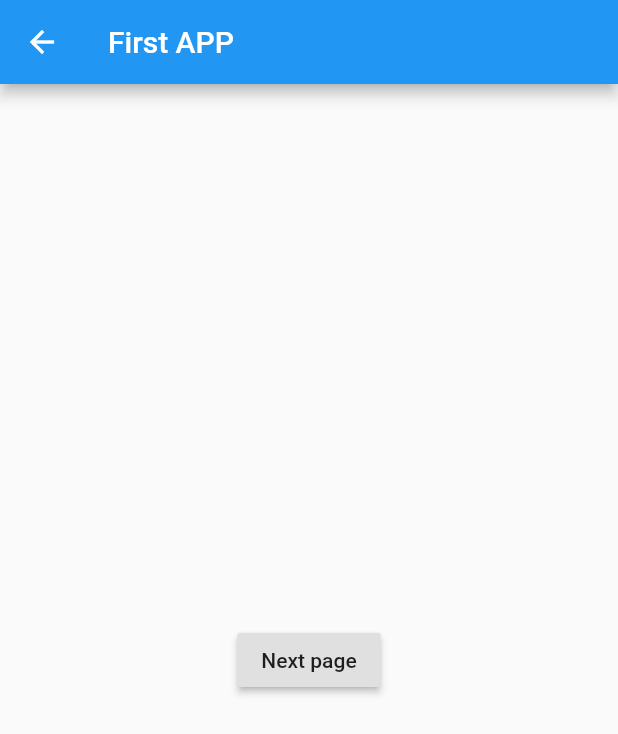
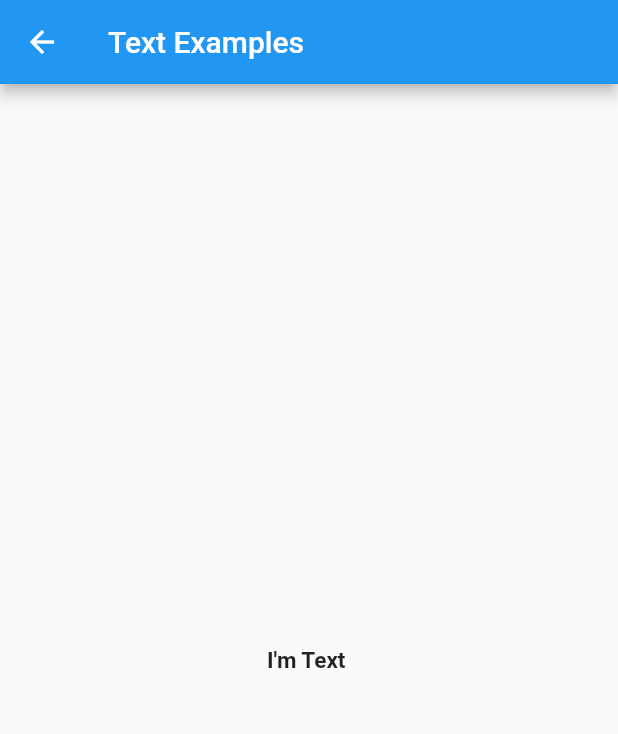
Before and after one commit to pilsogood/flutter, a Flutter app: the screen it shows after launch, after a tap on "Text", on a phone screen of 412 x 824 dp. Shown: the top 734 px of the screen. Run offline on Flutter 3.47's test engine with Material 2 defaults, Android fonts, the phone set to English and light mode, and no system bars; network calls fail.

Commit message:
예제 연습

```diff
--- a/examples/lib/list/Category.dart
+++ b/examples/lib/list/Category.dart
@@ -1,4 +1,36 @@
 import "package:flutter/material.dart";
+
+// 타이틀
+class TitleText extends StatelessWidget {
+	final String text;
+	TitleText(this.text);
+
+	Widget build(context) {
+		return new Row(
+      mainAxisAlignment:  MainAxisAlignment.start,
+      crossAxisAlignment: CrossAxisAlignment.end,
+      children: <Widget>[
+        new Container(
+          height: 35.0,
+          padding: EdgeInsets.all(13.0),
+          child: new Text(text, style: new TextStyle(fontSize: 15.0)),
+        )
+      ],
+    );
+	}
+}
+// 버튼
+class Raised extends StatelessWidget {
+	final String title, link;
+	Raised(this.title, this.link);
+
+	Widget build(context) {
+		return new RaisedButton(
+                onPressed: () => Navigator.pushNamed(context, link),
+                child: new Text(title, style: new TextStyle(fontSize: 13.0)),
+    );
+  }
+}
 
 class Category extends StatelessWidget {
 
@@ -6,259 +38,119 @@ class Category extends StatelessWidget {
   Widget build(BuildContext context) {
     return Scaffold(
       appBar: AppBar(
-          title: new Text("Dialogs Example"),
+          title: new Text("Examples"),
         ),
       body: Column(
         children: <Widget>[
+          new TitleText('Basic'),
           Row(
-            mainAxisAlignment:  MainAxisAlignment.start,
-            crossAxisAlignment: CrossAxisAlignment.end,
+            mainAxisAlignment:  MainAxisAlignment.spaceEvenly,
             children: <Widget>[
-              new Container(
-                height: 35.0,
-                padding: EdgeInsets.all(13.0),
-                child: new Text('Layout'),
-              )
+              new Raised("Text","/text"),
+              new Raised("Icon","/icon"),
+              new Raised("Image","/image"),
+              new Raised("Card","/card"),
             ],
           ),
           Row(
             mainAxisAlignment:  MainAxisAlignment.spaceEvenly,
             children: <Widget>[
-              new RaisedButton(
-                onPressed: () => Navigator.pushNamed(context, '/text'),
-                child: new Text("Text"),
-              ),
-              new RaisedButton(
-                onPressed: () => Navigator.pushNamed(context, '/icon'),
-                child: new Text("Icon"),
-              ),
-              new RaisedButton(
-                onPressed: () => Navigator.pushNamed(context, '/image'),
-                child: new Text("Image"),
-              ),
-              new RaisedButton(
-                onPressed: () => Navigator.pushNamed(context, '/card'),
-                child: new Text("Card"),
-              ),
+              new Raised("IconButton","/iconbutton"),
+              new Raised("Dropdown","/dropdownbutton"),
+              new Raised("PopupMenu","/popupmenubutton"),
             ],
           ),
           Row(
             mainAxisAlignment:  MainAxisAlignment.spaceEvenly,
             children: <Widget>[
-              new RaisedButton(
-                onPressed: () => Navigator.pushNamed(context, '/iconbutton'),
-                child: new Text("IconButton"),
-              ),
-              new RaisedButton(
-                onPressed: () => Navigator.pushNamed(context, '/dropdownbutton'),
-                child: new Text("DropdownButton"),
-              ),
-              new RaisedButton(
-                onPressed: () => Navigator.pushNamed(context, '/popupmenubutton'),
-                child: new Text("PopupMenuButton"),
-              ),
+              new Raised("RaisedButton","/raisedbutton"),
+              new Raised("FlatButton","/flatbutton"),
+              new Raised("FloatingActionButton","/flatactionbutton"),
+            ],
+          ),
+          new TitleText('Basic'),
+          Row(
+            mainAxisAlignment:  MainAxisAlignment.spaceEvenly,
+            children: <Widget>[
+              new Raised("Checkbox","/checkbox"),
+              new Raised("Radio","/radio"),
+              new Raised("Slider","/slider"),
+              new Raised("Switch","/switch"),
             ],
           ),
           Row(
             mainAxisAlignment:  MainAxisAlignment.spaceEvenly,
             children: <Widget>[
-              new RaisedButton(
-                onPressed: () => Navigator.pushNamed(context, '/raisedbutton'),
-                child: new Text("RaisedButton"),
-              ),
-              new RaisedButton(
-                onPressed: () => Navigator.pushNamed(context, '/flatbutton'),
-                child: new Text("FlatButton"),
-              ),
-              new RaisedButton(
-                onPressed: () => Navigator.pushNamed(context, '/flatactionbutton'),
-                child: new Text("FloatingActionButton"),
-              ),
+              new Raised("MaterialApp","/materialapp"),
+              new Raised("Scaffold","/scafford"),
             ],
           ),
           Row(
             mainAxisAlignment:  MainAxisAlignment.spaceEvenly,
             children: <Widget>[
-              new RaisedButton(
-                onPressed: () => Navigator.pushNamed(context, '/checkbox'),
-                child: new Text("Checkbox"),
-              ),
-              new RaisedButton(
-                onPressed: () => Navigator.pushNamed(context, '/radio'),
-                child: new Text("Radio"),
-              ),
-              new RaisedButton(
-                onPressed: () => Navigator.pushNamed(context, '/slider'),
-                child: new Text("Slider"),
-              ),
-              new RaisedButton(
-                onPressed: () => Navigator.pushNamed(context, '/switch'),
-                child: new Text("Switch"),
-              ),
+              new Raised("Container","/container"),
+              new Raised("Stack","/stack"),
+              new Raised("Row","/row"),
+              new Raised("Column","/column"),
             ],
           ),
           Row(
             mainAxisAlignment:  MainAxisAlignment.spaceEvenly,
             children: <Widget>[
-              new RaisedButton(
-                onPressed: () => Navigator.pushNamed(context, '/textfield'),
-                child: new Text("TextField"),
-              ),
-              new RaisedButton(
-                onPressed: () => Navigator.pushNamed(context, '/stack'),
-                child: new Text("Stack"),
-              ),
-              new RaisedButton(
-                onPressed: () => Navigator.pushNamed(context, '/scafford'),
-                child: new Text("Scaffold"),
-              ),
-              new RaisedButton(
-                onPressed: () => Navigator.pushNamed(context, '/sizedbox'),
-                child: new Text("SizedBox"),
-              ),
+              new Raised("TextField","/textfield"),
+              new Raised("SizedBox","/sizedbox"),
+              new Raised("Positioned","/positioned"),
+              new Raised("Padding","/padding"),
             ],
           ),
           Row(
             mainAxisAlignment:  MainAxisAlignment.spaceEvenly,
             children: <Widget>[
-              new RaisedButton(
-                onPressed: () => Navigator.pushNamed(context, '/row'),
-                child: new Text("Row"),
-              ),
-              new RaisedButton(
-                onPressed: () => Navigator.pushNamed(context, '/column'),
-                child: new Text("Column"),
-              ),
-              new RaisedButton(
-                onPressed: () => Navigator.pushNamed(context, '/positioned'),
-                child: new Text("Positioned"),
-              ),
-              new RaisedButton(
-                onPressed: () => Navigator.pushNamed(context, '/padding'),
-                child: new Text("Padding"),
-              ),
+              new Raised("Align","/align"),
+              new Raised("FractionalTranslation","/fractionaltranslation"),
+              new Raised("FractionallySizedBox","/fractionallysizedbox"),
             ],
           ),
           Row(
             mainAxisAlignment:  MainAxisAlignment.spaceEvenly,
             children: <Widget>[
-              new RaisedButton(
-                onPressed: () => Navigator.pushNamed(context, '/align'),
-                child: new Text("Align"),
-              ),
-              new RaisedButton(
-                onPressed: () => Navigator.pushNamed(context, '/fractionaltranslation'),
-                child: new Text("FractionalTranslation"),
-              ),
-              new RaisedButton(
-              onPressed: () => Navigator.pushNamed(context, '/fractionallysizedbox'),
-                child: new Text("FractionallySizedBox"),
-              ),
+              new Raised("Expanded","/expanded"),
+              new Raised("Divider","/divider"),
+              new Raised("Center","/center"),
             ],
           ),
           Row(
             mainAxisAlignment:  MainAxisAlignment.spaceEvenly,
             children: <Widget>[
-              new RaisedButton(
-                onPressed: () => Navigator.pushNamed(context, '/expanded'),
-                child: new Text("Expanded"),
-              ),
-              new RaisedButton(
-                onPressed: () => Navigator.pushNamed(context, '/divider'),
-                child: new Text("Divider"),
-              ),
-              new RaisedButton(
-              onPressed: () => Navigator.pushNamed(context, '/container'),
-                child: new Text("Container"),
-              ),
-              new RaisedButton(
-                onPressed: () => Navigator.pushNamed(context, '/center'),
-                child: new Text("Center"),
-              ),
+              new Raised("AppBar","/appbar"),
+              new Raised("BottomNavigationBar","/bottomnavigationbar"),
+              new Raised("BottomNavigationBarItem","/bottomnavigationbaritem"),
+              new Raised("TabBar","/tabbar"),
             ],
           ),
           Row(
             mainAxisAlignment:  MainAxisAlignment.spaceEvenly,
             children: <Widget>[
-              new RaisedButton(
-                onPressed: () => Navigator.pushNamed(context, '/appbar'),
-                child: new Text("AppBar"),
-              ),
-              new RaisedButton(
-                onPressed: () => Navigator.pushNamed(context, '/bottomnavigationbar'),
-                child: new Text("BottomNavigationBar"),
-              ),
-              new RaisedButton(
-              onPressed: () => Navigator.pushNamed(context, '/bottomnavigationbaritem'),
-                child: new Text("BottomNavigationBarItem"),
-              ),
-              new RaisedButton(
-                onPressed: () => Navigator.pushNamed(context, '/tabbar'),
-                child: new Text("TabBar"),
-              ),
+              new Raised("ClipOval","/clipoval"),
+              new Raised("LinearGradient","/lineargradient"),
+              new Raised("Opacity","/opacity"),
+              new Raised("RadialGradient","/radialgradient"),
             ],
           ),
           Row(
             mainAxisAlignment:  MainAxisAlignment.spaceEvenly,
             children: <Widget>[
-              new RaisedButton(
-                onPressed: () => Navigator.pushNamed(context, '/clipoval'),
-                child: new Text("ClipOval"),
-              ),
-              new RaisedButton(
-                onPressed: () => Navigator.pushNamed(context, '/lineargradient'),
-                child: new Text("LinearGradient"),
-              ),
-              new RaisedButton(
-              onPressed: () => Navigator.pushNamed(context, '/opacity'),
-                child: new Text("Opacity"),
-              ),
-              new RaisedButton(
-                onPressed: () => Navigator.pushNamed(context, '/radialgradient'),
-                child: new Text("RadialGradient"),
-              ),
+              new Raised("RotatedBox","/listview"),
+              new Raised("Theme","/singlechildscrollview"),
+              new Raised("GridViewCount","/gridviewcount"),
+              new Raised("GridViewExtent","/gridviewextent"),
             ],
           ),
           Row(
             mainAxisAlignment:  MainAxisAlignment.spaceEvenly,
             children: <Widget>[
-              new RaisedButton(
-                onPressed: () => Navigator.pushNamed(context, '/rotatedbox'),
-                child: new Text("RotatedBox"),
-              ),
-              new RaisedButton(
-                onPressed: () => Navigator.pushNamed(context, '/theme'),
-                child: new Text("Theme"),
-              ),
-              new RaisedButton(
-              onPressed: () => Navigator.pushNamed(context, '/gridviewcount'),
-                child: new Text("GridViewCount"),
-              ),
-              new RaisedButton(
-                onPressed: () => Navigator.pushNamed(context, '/gridviewextent'),
-                child: new Text("GridViewExtent"),
-              ),
-            ],
-          ),
-          Row(
-            mainAxisAlignment:  MainAxisAlignment.spaceEvenly,
-            children: <Widget>[
-              new RaisedButton(
-                onPressed: () => Navigator.pushNamed(context, '/listview'),
-                child: new Text("ListViewEx"),
-              ),
-              new RaisedButton(
-                onPressed: () => Navigator.pushNamed(context, '/singlechildscrollview'),
-                child: new Text("SingleChildScrollViewEx"),
-              ),
-              new RaisedButton(
-              onPressed: () => Navigator.pushNamed(context, '/gridviewcount'),
-                child: new Text("GridViewCount"),
-              ),
-              new RaisedButton(
-                onPressed: () => Navigator.pushNamed(context, '/gridviewextent'),
-                child: new Text("GridViewExtent"),
-              ),
+              new Raised("ListViewEx","/listview"),
+              new Raised("SingleChildScrollViewEx","/singlechildscrollview"),
             ],
           ),
         ]
--- a/examples/lib/routes/Routes.dart
+++ b/examples/lib/routes/Routes.dart
@@ -51,6 +51,7 @@ import "package:examples/widgets/layout/FractionalTranslationEx.dart";
 import "package:examples/widgets/layout/PaddingEx.dart";
 import "package:examples/widgets/layout/PositionedEx.dart";
 import "package:examples/widgets/layout/ScaffoldEx.dart";
+import "package:examples/widgets/layout/MaterialAppEx.dart";
 import "package:examples/widgets/layout/SizedBoxEx.dart";
 
 import "package:examples/widgets/navigator/AppBarEx.dart";
@@ -113,6 +114,8 @@ final routes = {
 
   '/stack': (BuildContext context) => StackEx(),
   '/scafford': (BuildContext context) => ScaffoldEx(),
+  '/materialapp': (BuildContext context) => MaterialAppEx(),
+
   '/sizedbox': (BuildContext context) => SizedBoxEx(),
   '/row': (BuildContext context) => RowEx(),
   '/column': (BuildContext context) => ColumnEx(),
--- a/examples/lib/widgets/basic/TextEx.dart
+++ b/examples/lib/widgets/basic/TextEx.dart
@@ -5,12 +5,18 @@ class TextEx extends StatelessWidget {
   Widget build(BuildContext context) {
     return Scaffold(
       appBar: AppBar(
-        title: new Text("First APP"),
+        title: new Text("Text Examples"),
       ),
       body: Center(
-        child: RaisedButton(
-          child: Text('Next page'),
-          onPressed: () => Navigator.pushNamed(context, '/second'),
+        child:
+        Text(
+          "I'm Text ",
+          style: new TextStyle(
+            fontFamily: "Roboto",
+            fontSize: 15.0,
+            color: Colors.black87,
+            fontWeight: FontWeight.bold,
+          )
         ),
       )
     );
--- /dev/null
+++ b/examples/lib/widgets/layout/MaterialAppEx.dart
@@ -0,0 +1,16 @@
+import "package:flutter/material.dart";
+import "package:examples/widgets/layout/ScaffoldEx.dart";
+
+class MaterialAppEx extends StatelessWidget {
+  @override
+  Widget build(BuildContext context) {
+    return MaterialApp(
+      title: 'Flutter Examples',
+      theme: ThemeData(
+        primarySwatch: Colors.blue,
+      ),
+        home: ScaffoldEx(),
+        // routes: ,
+    );
+  }
+}
--- a/examples/lib/widgets/layout/ScaffoldEx.dart
+++ b/examples/lib/widgets/layout/ScaffoldEx.dart
@@ -5,14 +5,9 @@ class ScaffoldEx extends StatelessWidget {
   Widget build(BuildContext context) {
     return Scaffold(
       appBar: AppBar(
-        title: new Text("First APP"),
+        title: new Text("Scaffold Example"),
       ),
-      body: Center(
-        child: RaisedButton(
-          child: Text('Next page'),
-          onPressed: () => Navigator.pushNamed(context, '/second'),
-        ),
-      )
+      body: new Text('Scaffold page'),
     );
   }
 }
```
